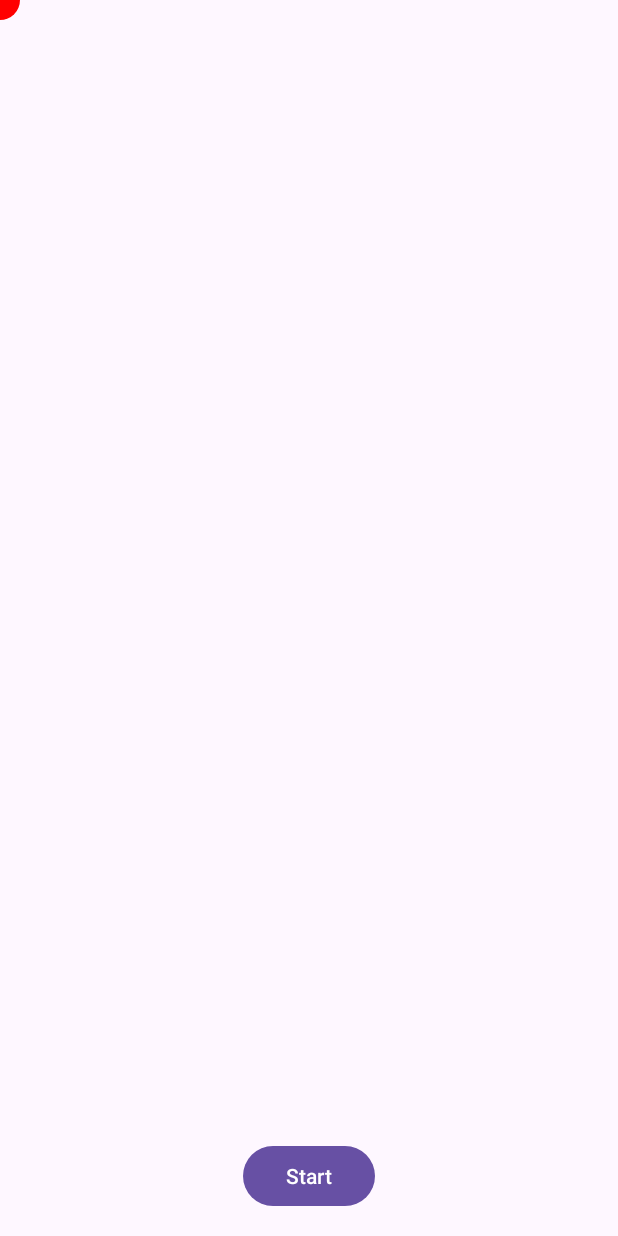
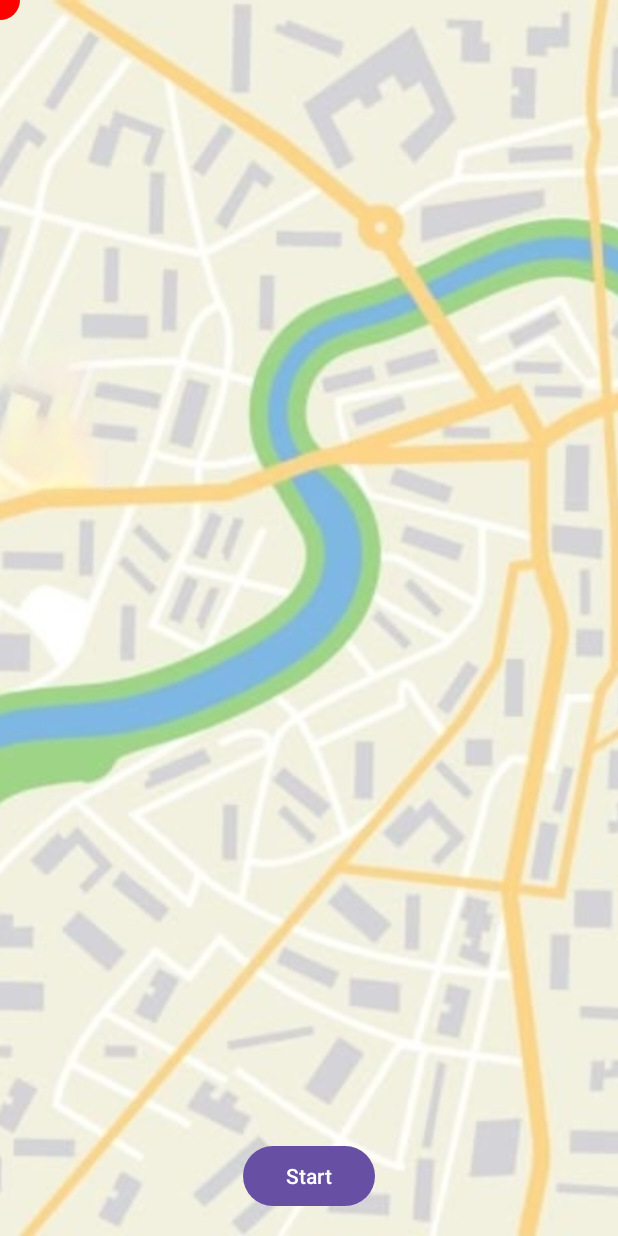
Before and after one commit to MDyachkovskiy/Car_Trajectory_Animation, an Android app: the layout activity_main.xml on its own in the app's theme, with its tools: preview values and no code run, on a phone screen of 412 x 824 dp. Run offline under Robolectric (Android 15) with nearby library versions, the phone set to English and light mode, and no system bars.

Commit message:
- добавлена фон

```diff
--- a/app/src/main/res/layout/activity_main.xml
+++ b/app/src/main/res/layout/activity_main.xml
@@ -5,6 +5,13 @@
     android:layout_width="match_parent"
     android:layout_height="match_parent"
     tools:context=".view.MainActivity">
+
+    <ImageView
+        android:layout_width="match_parent"
+        android:layout_height="match_parent"
+        android:src="@drawable/background"
+        android:scaleType="centerCrop"
+        tools:ignore="contentDescription"/>
 
     <gb.com.cartrajectoryanimation.view.DrawingView
         android:id="@+id/drawing_view"
```
Also changed, not shown: app/src/main/res/drawable/background.jpeg (added).
